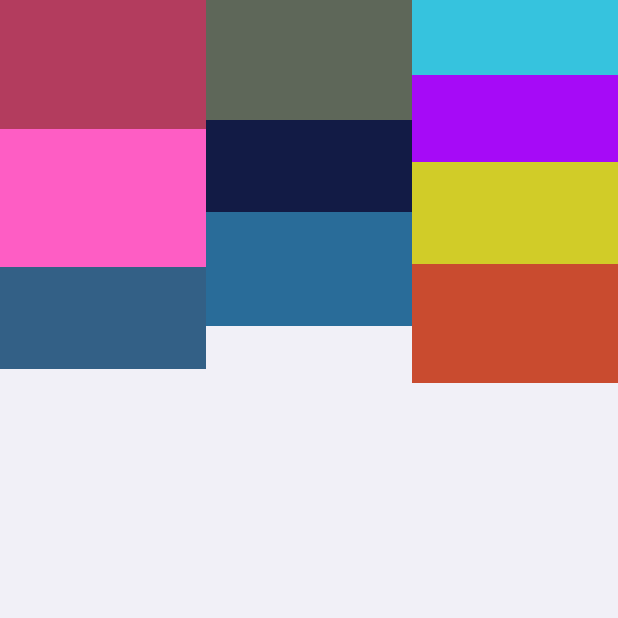
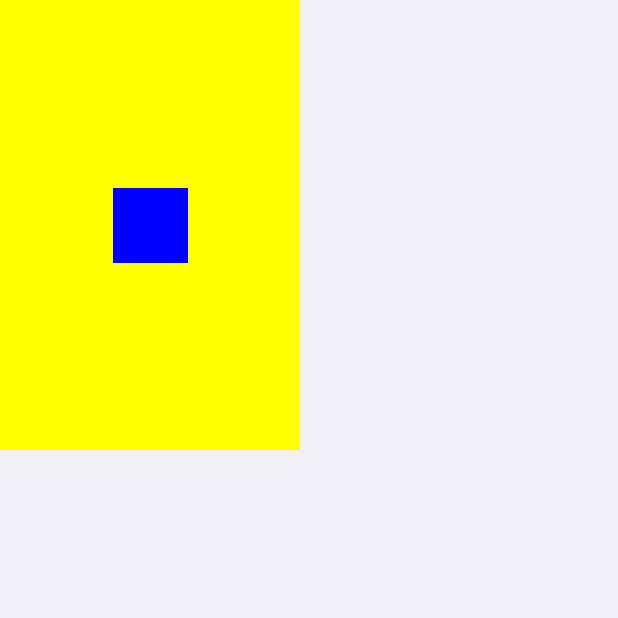
Before and after one commit to FunnySaltyFish/JetpackComposeStudy, an Android app built with Jetpack Compose: the screen it shows after launch (MainActivity), on a phone screen of 412 x 824 dp, the top half of it. Run offline under Robolectric (Android 15) with nearby library versions, the phone set to English and light mode, and no system bars.

Commit message:
自定义布局[2]

```diff
--- a/app/src/main/java/com/funny/compose/study/MainActivity.kt
+++ b/app/src/main/java/com/funny/compose/study/MainActivity.kt
@@ -15,6 +15,8 @@ import androidx.compose.ui.platform.ComposeView
 import com.funny.compose.study.ui.edittest.EditTest
 import com.funny.compose.study.ui.markdowntest.MarkdownTest
 import com.funny.compose.study.ui.post_layout.CustomLayoutTest
+import com.funny.compose.study.ui.post_layout.ModifierSample1
+import com.funny.compose.study.ui.post_layout.TraverseModifier
 import com.funny.compose.study.ui.posta.FScreen
 import com.funny.compose.study.ui.posta.PopularBooksDemo
 import com.funny.compose.study.ui.postb.SnakeGame
@@ -44,7 +46,9 @@ class MainActivity : ComponentActivity() {
 //                EScreen()
 //                EditTest()
 //                MarkdownTest()
-                CustomLayoutTest()
+//                CustomLayoutTest()
+//                TraverseModifier()
+                ModifierSample1()
             }
 //            PopularBooksDemo()
         }
--- /dev/null
+++ b/app/src/main/java/com/funny/compose/study/ui/post_layout/ModifierTest.kt
@@ -0,0 +1,46 @@
+package com.funny.compose.study.ui.post_layout
+
+import android.util.Log
+import androidx.compose.foundation.background
+import androidx.compose.foundation.layout.*
+import androidx.compose.foundation.shape.CircleShape
+import androidx.compose.runtime.Composable
+import androidx.compose.runtime.LaunchedEffect
+import androidx.compose.ui.Alignment
+import androidx.compose.ui.Modifier
+import androidx.compose.ui.draw.clip
+import androidx.compose.ui.graphics.Color
+import androidx.compose.ui.unit.dp
+
+private const val TAG = "ModifierTest"
+
+@Composable
+fun TraverseModifier() {
+    val modifier = Modifier
+        .size(40.dp)
+        .background(Color.Gray)
+        .clip(CircleShape)
+    LaunchedEffect(modifier){
+        modifier.foldIn(0){ index , element : Modifier.Element ->
+            Log.d(TAG, "$index -> $element")
+            index + 1
+        }
+    }
+    Box(modifier = modifier)
+}
+
+@Composable
+fun ModifierSample1() {
+    // 父元素
+    Box(modifier = Modifier
+        .width(200.dp)
+        .height(300.dp)
+        .background(Color.Yellow)){
+        // 子元素
+        Box(modifier = Modifier
+            .fillMaxSize()
+            .wrapContentSize(align = Alignment.Center)
+            .size(50.dp)
+            .background(Color.Blue))
+    }
+}
--- a/app/src/main/java/com/funny/compose/study/ui/post_layout/WaterfallFlowLayout.kt
+++ b/app/src/main/java/com/funny/compose/study/ui/post_layout/WaterfallFlowLayout.kt
@@ -1,13 +1,15 @@
 package com.funny.compose.study.ui.post_layout
 
 import android.util.Log
+import androidx.compose.foundation.layout.size
 import androidx.compose.runtime.Composable
 import androidx.compose.ui.Modifier
 import androidx.compose.ui.layout.Layout
 import androidx.compose.ui.layout.Measurable
 import androidx.compose.ui.unit.Constraints
+import androidx.compose.ui.unit.dp
 
-const val TAG = "Waterfall"
+private const val TAG = "Waterfall"
 
 fun IntArray.minIndex() : Int {
     var i = 0
@@ -23,7 +25,7 @@ fun IntArray.minIndex() : Int {
 
 @Composable
 fun WaterfallFlowLayout(
-    modifier: Modifier = Modifier,
+    modifier: Modifier = Modifier.size(40.dp),
     columns: Int = 2,  // 横向几列
     content: @Composable ()->Unit
 ) {
```
